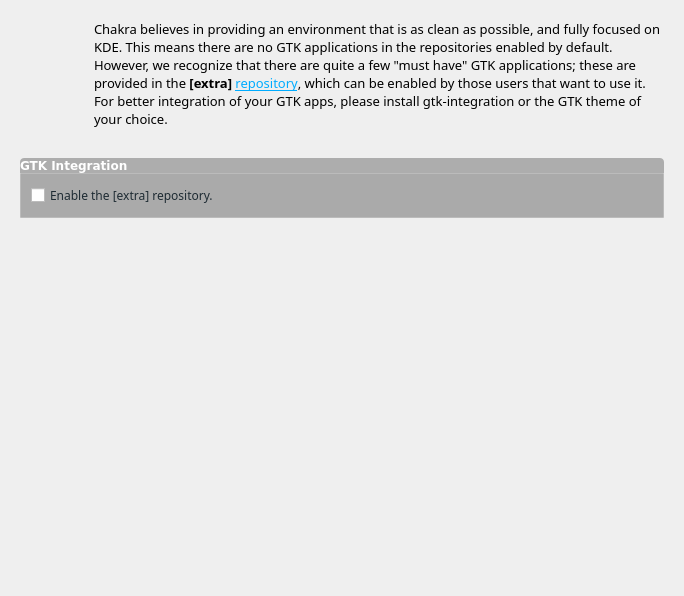
Above: ui/ui_scrExtra.ui from rshipp/kapudan before the change. Below: the same form after it.
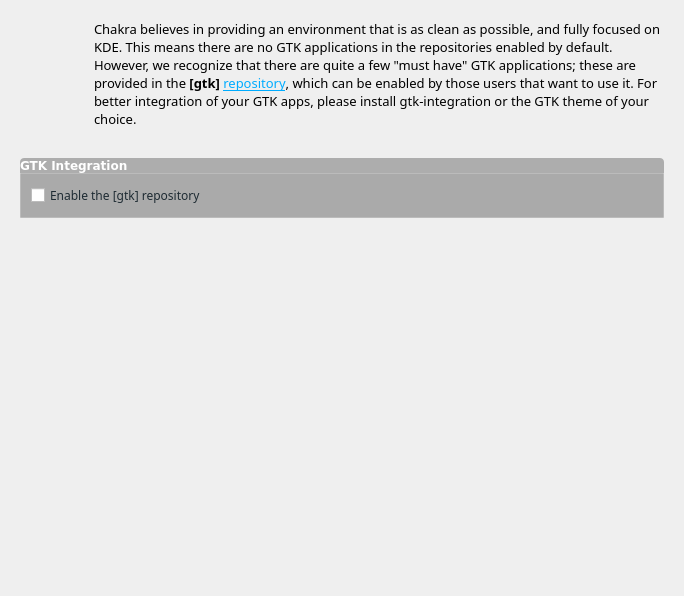
That is the form after the change. Icons and pictures are not drawn.

Commit message: change the repo name from [extra] to [gtk]

The edit to the form file:
```diff
--- a/ui/ui_scrExtra.ui
+++ b/ui/ui_scrExtra.ui
@@ -96,7 +96,7 @@
            <string notr="true">color: rgb(30, 43, 51)</string>
           </property>
           <property name="text">
-           <string>Enable the [extra] repository.</string>
+           <string>Enable the [gtk] repository</string>
           </property>
          </widget>
         </item>
@@ -165,7 +165,7 @@
         <enum>QFrame::Raised</enum>
        </property>
        <property name="text">
-        <string>&lt;html&gt;&lt;head/&gt;&lt;body&gt;&lt;p&gt;Chakra believes in providing an environment that is as clean as possible, and fully focused on KDE. This means there are no GTK applications in the repositories enabled by default. However, we recognize that there are quite a few &amp;quot;must have&amp;quot; GTK applications; these are provided in the &lt;span style=&quot; font-weight:600;&quot;&gt;[extra] &lt;/span&gt;&lt;a href=&quot;http://chakraos.org/wiki/index.php?title=Repositories&quot;&gt;&lt;span style=&quot; text-decoration: underline; color:#00acff;&quot;&gt;repository&lt;/span&gt;&lt;/a&gt;, which can be enabled by those users that want to use it. For better integration of your GTK apps, please install gtk-integration or the GTK theme of your choice.&lt;/p&gt;&lt;/body&gt;&lt;/html&gt;</string>
+        <string>&lt;html&gt;&lt;head/&gt;&lt;body&gt;&lt;p&gt;Chakra believes in providing an environment that is as clean as possible, and fully focused on KDE. This means there are no GTK applications in the repositories enabled by default. However, we recognize that there are quite a few &amp;quot;must have&amp;quot; GTK applications; these are provided in the &lt;span style=&quot; font-weight:600;&quot;&gt;[gtk] &lt;/span&gt;&lt;a href=&quot;https://chakralinux.org/wiki/index.php?title=Repositories&quot;&gt;&lt;span style=&quot; text-decoration: underline; color:#00acff;&quot;&gt;repository&lt;/span&gt;&lt;/a&gt;, which can be enabled by those users that want to use it. For better integration of your GTK apps, please install gtk-integration or the GTK theme of your choice.&lt;/p&gt;&lt;/body&gt;&lt;/html&gt;</string>
        </property>
        <property name="wordWrap">
         <bool>true</bool>
```
